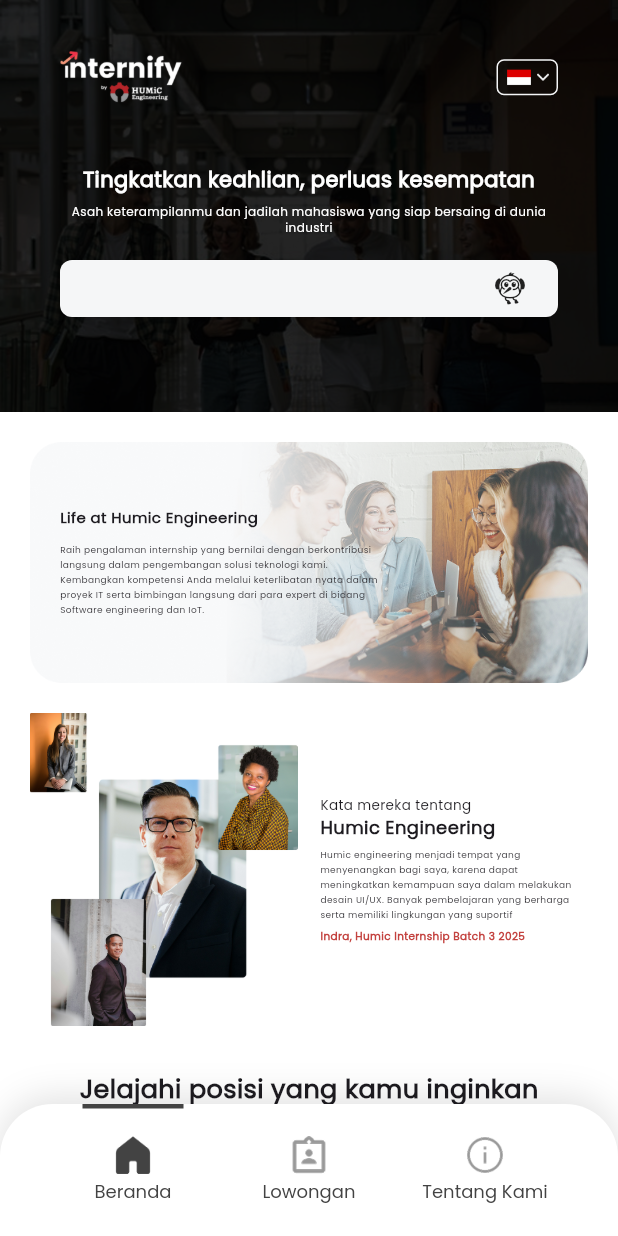
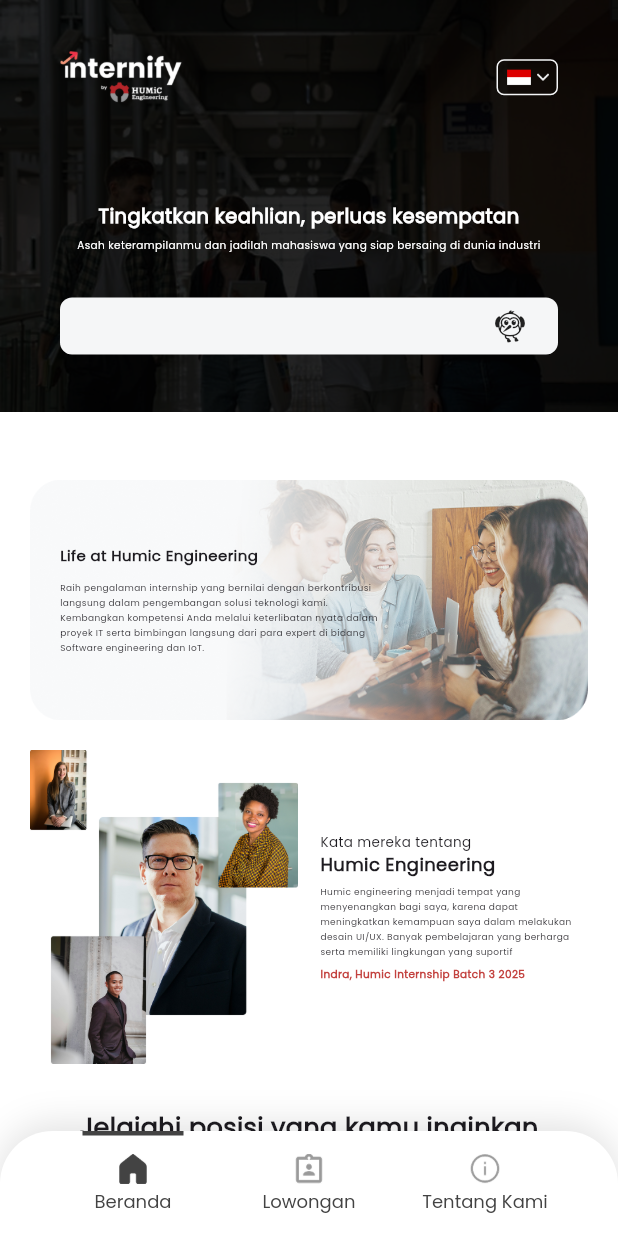
Before and after one commit to Blueeyss14/humic-internify, a Flutter app: the screen it shows after launch, on a phone screen of 412 x 824 dp. Run offline on Flutter 3.47's test engine with Material 3 defaults, Android fonts, the phone set to English and light mode, and no system bars; drawn by our look-alikes of auto_size_text; our stand-ins replace device_preview, get.

Commit message:
try resp devoce

```diff
--- a/lib/main.dart
+++ b/lib/main.dart
@@ -1,3 +1,4 @@
+import 'package:device_preview/device_preview.dart';
 import 'package:flutter/material.dart';
 import 'package:get/get_navigation/src/root/get_material_app.dart';
 import 'package:humic_internify/src/core/dependencies_binding.dart';
@@ -5,7 +6,7 @@
 
 void main() {
   initDependencies();
-  runApp(const MyApp());
+  runApp(DevicePreview(enabled: false, builder: (context) => const MyApp()));
 }
 
 class MyApp extends StatelessWidget {
@@ -14,6 +15,9 @@
   @override
   Widget build(BuildContext context) {
     return GetMaterialApp(
+      useInheritedMediaQuery: true,
+      locale: DevicePreview.locale(context),
+      builder: DevicePreview.appBuilder,
       debugShowCheckedModeBanner: false,
       home: const HomeApp(),
       theme: ThemeData(fontFamily: 'Poppins'),
--- a/lib/src/features/views/components/bottom_navbar.dart
+++ b/lib/src/features/views/components/bottom_navbar.dart
@@ -18,8 +18,8 @@
     return Column(
       mainAxisAlignment: MainAxisAlignment.end,
       children: [
-        Container(
-          height: 88,
+        IntrinsicHeight(
+          child: Container(
             padding: EdgeInsets.symmetric(horizontal: padding),
             width: screenWidth,
             decoration: const BoxDecoration(
@@ -36,7 +36,9 @@
             child: Obx(
               () => Stack(
                 children: [
-                Row(
+                  Padding(
+                    padding: const EdgeInsets.symmetric(vertical: 15),
+                    child: Row(
                       children: List.generate(
                         bottomBar.length,
                         (index) => GestureDetector(
@@ -55,8 +57,8 @@
                               children: [
                                 Image.asset(
                                   bottomBar[index].icon,
-                              height: 25,
-                              width: 25,
+                                  height: 20,
+                                  width: 20,
                                 ),
                                 const SizedBox(height: 3),
                                 Text(
@@ -69,6 +71,7 @@
                                   ),
                                 ),
                               ],
+                            ),
                           ),
                         ),
                       ),
@@ -98,6 +101,7 @@
               ),
             ),
           ),
+        ),
       ],
     );
   }
--- a/lib/src/shared/components/search_bar_custom.dart
+++ b/lib/src/shared/components/search_bar_custom.dart
@@ -1,3 +1,4 @@
+import 'package:auto_size_text/auto_size_text.dart';
 import 'package:flutter/material.dart';
 import 'package:get/get_instance/get_instance.dart';
 import 'package:get/route_manager.dart';
@@ -39,9 +40,10 @@
           ),
           Container(
             alignment: Alignment.bottomCenter,
-            height: MediaQuery.of(context).size.height / 3,
+            height: MediaQuery.of(context).size.height / 3 + 25,
             width: double.infinity,
             child: Container(
+              // color: Colors.amber,
               margin: const EdgeInsets.symmetric(horizontal: 40),
               alignment: Alignment.center,
               width: MediaQuery.of(context).size.height,
@@ -55,23 +57,30 @@
                       key: ValueKey<int>(bottomBar.currentIndex.value),
                       children: [
                         if (bottomBar.currentIndex.value < text.length)
-                          Text(
+                          AutoSizeText(
                             text[bottomBar.currentIndex.value],
                             textAlign: TextAlign.center,
                             style: const TextStyle(
                               color: Colors.white,
                               fontWeight: FontWeight.bold,
+                              fontSize: 13,
                             ),
+                            maxFontSize: 13,
+                            maxLines: 1,
+                            minFontSize: 3,
                           ),
                         const SizedBox(height: 5),
                         if (bottomBar.currentIndex.value < text2.length)
-                          Text(
+                          AutoSizeText(
                             text2[bottomBar.currentIndex.value],
                             textAlign: TextAlign.center,
                             style: const TextStyle(
                               color: Colors.white,
                               fontSize: 8,
                             ),
+                            maxFontSize: 8,
+                            maxLines: bottomBar.currentIndex.value == 1 ? 2 : 1,
+                            minFontSize: 3,
                           ),
                       ],
                     ),
--- a/pubspec.yaml
+++ b/pubspec.yaml
@@ -39,6 +39,7 @@
   font_awesome_flutter: ^10.8.0
   hero_animation: ^1.1.4
   auto_size_text: ^3.0.0
+  device_preview: ^1.2.0
 
 dev_dependencies:
   flutter_test:
```
Also changed, not shown: pubspec.lock, 2 other files. Lines whose indentation alone changed are shown as unchanged.
